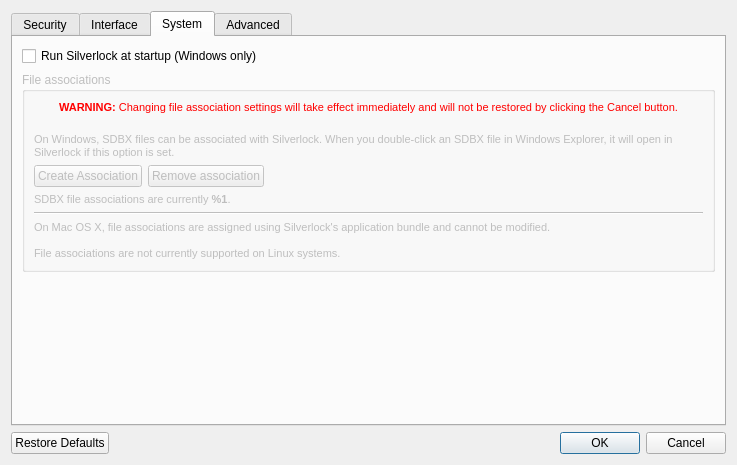
Before: the Qt Designer form silverlock/preferencesdialog.ui in petroules/silverlock, drawn with Qt 5.
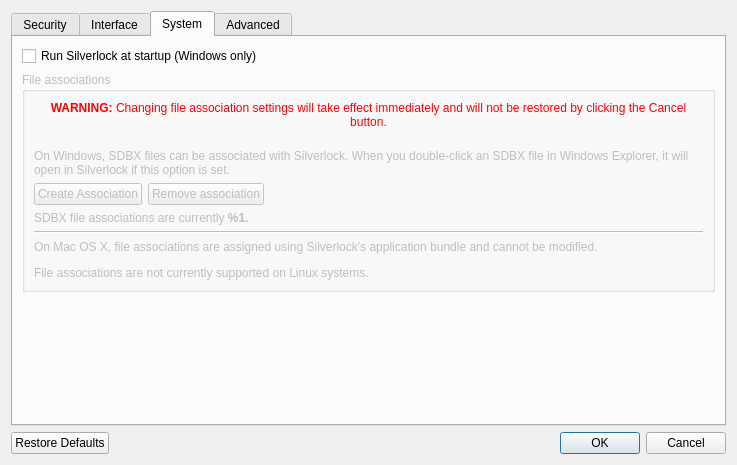
After: the same form once the commit is applied. The open tabs and pages were chosen to show the change.

Commit message: - Externalized Botan - Updated documentation for nearly every class - Fixed some minor font size issues on dialogs - Added German and French translation files

What changed in the file:
```diff
--- a/silverlock/preferencesdialog.ui
+++ b/silverlock/preferencesdialog.ui
@@ -294,12 +294,7 @@
             <item>
              <widget class="QLabel" name="securityWarningLabel">
               <property name="text">
-               <string>&lt;!DOCTYPE HTML PUBLIC &quot;-//W3C//DTD HTML 4.0//EN&quot; &quot;http://www.w3.org/TR/REC-html40/strict.dtd&quot;&gt;
-&lt;html&gt;&lt;head&gt;&lt;meta name=&quot;qrichtext&quot; content=&quot;1&quot; /&gt;&lt;style type=&quot;text/css&quot;&gt;
-p, li { white-space: pre-wrap; }
-&lt;/style&gt;&lt;/head&gt;&lt;body style=&quot; font-family:'MS Shell Dlg 2'; font-size:8.25pt; font-weight:400; font-style:normal;&quot;&gt;
-&lt;p align=&quot;center&quot; style=&quot; margin-top:0px; margin-bottom:0px; margin-left:0px; margin-right:0px; -qt-block-indent:0; text-indent:0px;&quot;&gt;&lt;span style=&quot; font-size:8pt; font-weight:600; color:#ff0000;&quot;&gt;WARNING:&lt;/span&gt;&lt;span style=&quot; font-size:8pt; color:#ff0000;&quot;&gt; Changing file association settings will take effect immediately and will not be restored by clicking the Cancel button.&lt;/span&gt;&lt;/p&gt;
-&lt;p align=&quot;center&quot; style=&quot;-qt-paragraph-type:empty; margin-top:0px; margin-bottom:0px; margin-left:0px; margin-right:0px; -qt-block-indent:0; text-indent:0px; font-size:8pt; color:#ff0000;&quot;&gt;&lt;/p&gt;&lt;/body&gt;&lt;/html&gt;</string>
+               <string>&lt;p align=&quot;center&quot; style=&quot;color:#ff0000;&quot;&gt;&lt;b&gt;WARNING:&lt;/b&gt; Changing file association settings will take effect immediately and will not be restored by clicking the Cancel button.&lt;br /&gt;&lt;/p&gt;</string>
               </property>
               <property name="wordWrap">
                <bool>true</bool>
@@ -309,11 +304,7 @@
             <item>
              <widget class="QLabel" name="fileAssociationsLabel">
               <property name="text">
-               <string>&lt;!DOCTYPE HTML PUBLIC &quot;-//W3C//DTD HTML 4.0//EN&quot; &quot;http://www.w3.org/TR/REC-html40/strict.dtd&quot;&gt;
-&lt;html&gt;&lt;head&gt;&lt;meta name=&quot;qrichtext&quot; content=&quot;1&quot; /&gt;&lt;style type=&quot;text/css&quot;&gt;
-p, li { white-space: pre-wrap; }
-&lt;/style&gt;&lt;/head&gt;&lt;body style=&quot; font-family:'MS Shell Dlg 2'; font-size:8.25pt; font-weight:400; font-style:normal;&quot;&gt;
-&lt;p style=&quot; margin-top:0px; margin-bottom:0px; margin-left:0px; margin-right:0px; -qt-block-indent:0; text-indent:0px;&quot;&gt;&lt;span style=&quot; font-size:8pt;&quot;&gt;On Windows, SDBX files can be associated with Silverlock. When you double-click an SDBX file in Windows Explorer, it will open in Silverlock if this option is set.&lt;/span&gt;&lt;/p&gt;&lt;/body&gt;&lt;/html&gt;</string>
+               <string>On Windows, SDBX files can be associated with Silverlock. When you double-click an SDBX file in Windows Explorer, it will open in Silverlock if this option is set.</string>
               </property>
               <property name="wordWrap">
                <bool>true</bool>
@@ -360,11 +351,7 @@
             <item>
              <widget class="QLabel" name="fileAssociationStatusLabel">
               <property name="text">
-               <string>&lt;!DOCTYPE HTML PUBLIC &quot;-//W3C//DTD HTML 4.0//EN&quot; &quot;http://www.w3.org/TR/REC-html40/strict.dtd&quot;&gt;
-&lt;html&gt;&lt;head&gt;&lt;meta name=&quot;qrichtext&quot; content=&quot;1&quot; /&gt;&lt;style type=&quot;text/css&quot;&gt;
-p, li { white-space: pre-wrap; }
-&lt;/style&gt;&lt;/head&gt;&lt;body style=&quot; font-family:'MS Shell Dlg 2'; font-size:8.25pt; font-weight:400; font-style:normal;&quot;&gt;
-&lt;p style=&quot; margin-top:0px; margin-bottom:0px; margin-left:0px; margin-right:0px; -qt-block-indent:0; text-indent:0px;&quot;&gt;SDBX file associations are currently &lt;span style=&quot; font-weight:600;&quot;&gt;%1&lt;/span&gt;.&lt;/p&gt;&lt;/body&gt;&lt;/html&gt;</string>
+               <string>SDBX file associations are currently &lt;b&gt;%1&lt;b&gt;.</string>
               </property>
               <property name="wordWrap">
                <bool>true</bool>
@@ -381,13 +368,8 @@
             <item>
              <widget class="QLabel" name="fileAssociationsMoreLabel">
               <property name="text">
-               <string>&lt;!DOCTYPE HTML PUBLIC &quot;-//W3C//DTD HTML 4.0//EN&quot; &quot;http://www.w3.org/TR/REC-html40/strict.dtd&quot;&gt;
-&lt;html&gt;&lt;head&gt;&lt;meta name=&quot;qrichtext&quot; content=&quot;1&quot; /&gt;&lt;style type=&quot;text/css&quot;&gt;
-p, li { white-space: pre-wrap; }
-&lt;/style&gt;&lt;/head&gt;&lt;body style=&quot; font-family:'MS Shell Dlg 2'; font-size:8.25pt; font-weight:400; font-style:normal;&quot;&gt;
-&lt;p style=&quot; margin-top:0px; margin-bottom:0px; margin-left:0px; margin-right:0px; -qt-block-indent:0; text-indent:0px;&quot;&gt;&lt;span style=&quot; font-size:8pt;&quot;&gt;On Mac OS X, file associations are assigned using Silverlock's application bundle and cannot be modified.&lt;/span&gt;&lt;/p&gt;
-&lt;p style=&quot;-qt-paragraph-type:empty; margin-top:0px; margin-bottom:0px; margin-left:0px; margin-right:0px; -qt-block-indent:0; text-indent:0px; font-size:8pt;&quot;&gt;&lt;/p&gt;
-&lt;p style=&quot; margin-top:0px; margin-bottom:0px; margin-left:0px; margin-right:0px; -qt-block-indent:0; text-indent:0px;&quot;&gt;&lt;span style=&quot; font-size:8pt;&quot;&gt;File associations are not currently supported on Linux systems.&lt;/span&gt;&lt;/p&gt;&lt;/body&gt;&lt;/html&gt;</string>
+               <string>&lt;p&gt;On Mac OS X, file associations are assigned using Silverlock's application bundle and cannot be modified.&lt;/p&gt;
+&lt;p&gt;File associations are not currently supported on Linux systems.&lt;/p&gt;</string>
               </property>
               <property name="wordWrap">
                <bool>true</bool>
```
Left out of the diff: 2 changed lines with no effect on the pictures. The commit also changes 1811 other files.
